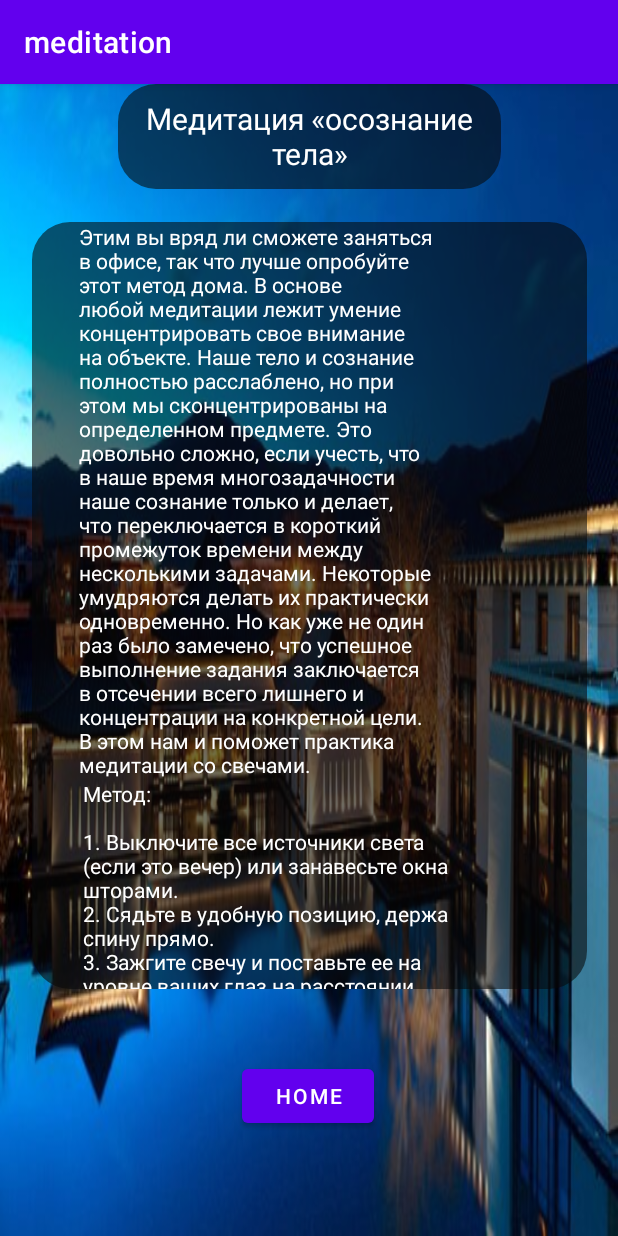
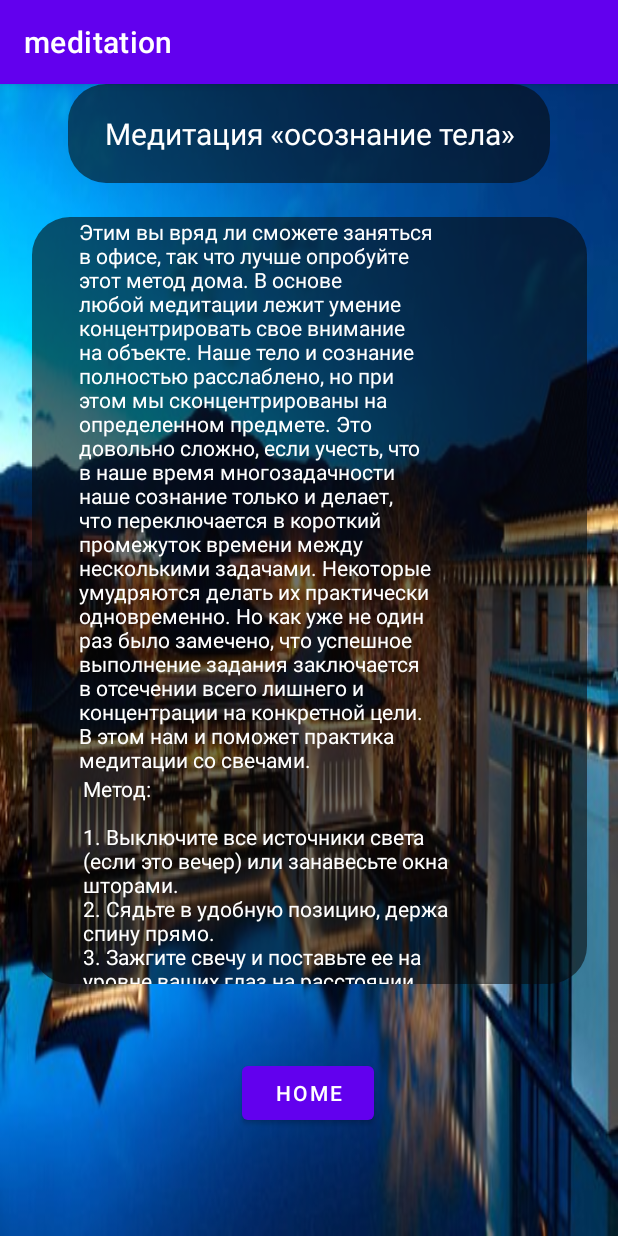
Before and after one commit to AndrewBoeing737/meditation, an Android app: the candle screen opened directly, with no data from a screen before it, on a phone screen of 412 x 824 dp. Run offline under Robolectric (Android 15) with nearby library versions, the light colour scheme and no system bars; 3 statements that could not run were skipped.

Commit message:
new Commit for anybody

```diff
--- a/app/src/main/res/layout/activity_body.xml
+++ b/app/src/main/res/layout/activity_body.xml
@@ -9,13 +9,13 @@
 
     <TextView
         android:id="@+id/textView2"
-        android:layout_width="255dp"
-        android:layout_height="70dp"
+        android:layout_width="306dp"
+        android:layout_height="64dp"
         android:background="@drawable/shape_list"
         android:gravity="center"
         android:text="Медитация «осознание тела»"
+        android:textColor="#FFFFFF"
         android:textSize="20sp"
-        android:textColor="#FFFFFF"
         app:layout_constraintEnd_toEndOf="parent"
         app:layout_constraintStart_toStartOf="parent"
         app:layout_constraintTop_toTopOf="parent" />
--- a/app/src/main/res/layout/activity_breath.xml
+++ b/app/src/main/res/layout/activity_breath.xml
@@ -9,8 +9,8 @@ android:background="@drawable/tibet_foto_1"
 
     <TextView
         android:id="@+id/textView2"
-        android:layout_width="255dp"
-        android:layout_height="70dp"
+        android:layout_width="322dp"
+        android:layout_height="67dp"
         android:background="@drawable/shape_list"
         android:gravity="center"
         android:text="Медитация «осознание тела»"
--- a/app/src/main/res/layout/activity_candle.xml
+++ b/app/src/main/res/layout/activity_candle.xml
@@ -9,13 +9,13 @@ android:background="@drawable/lake"
 
     <TextView
         android:id="@+id/textView2"
-        android:layout_width="255dp"
-        android:layout_height="70dp"
+        android:layout_width="321dp"
+        android:layout_height="66dp"
         android:background="@drawable/shape_list"
         android:gravity="center"
         android:text="Медитация «осознание тела»"
+        android:textColor="#FFFFFF"
         android:textSize="20sp"
-        android:textColor="#FFFFFF"
         app:layout_constraintEnd_toEndOf="parent"
         app:layout_constraintStart_toStartOf="parent"
         app:layout_constraintTop_toTopOf="parent" />
```
